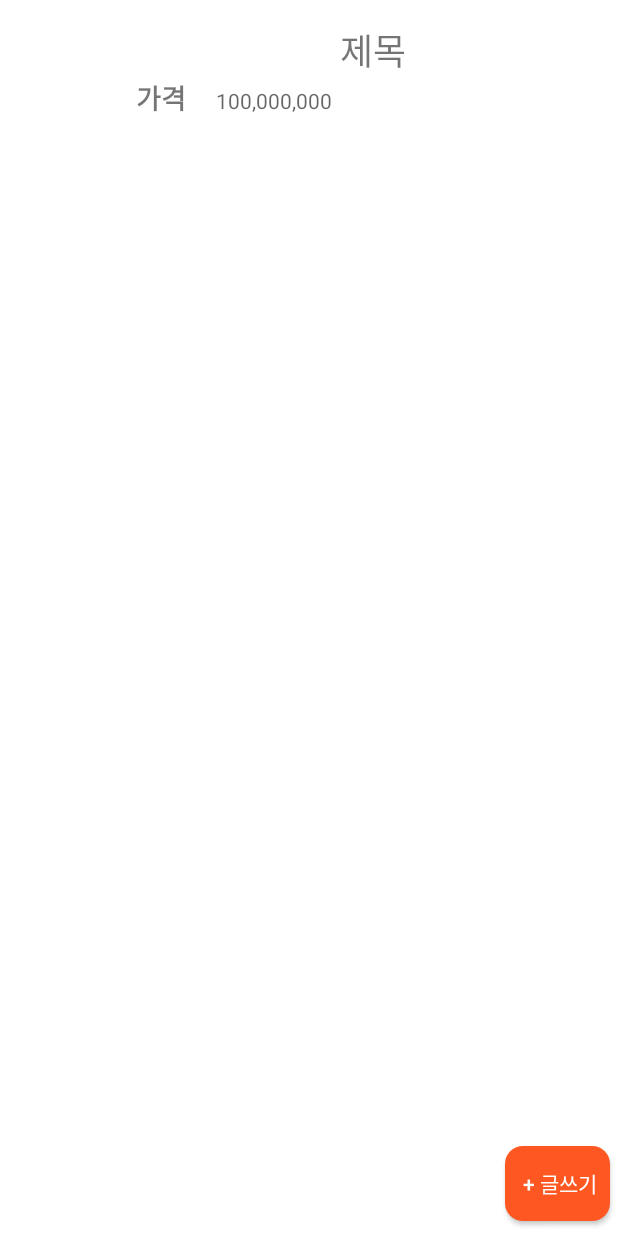
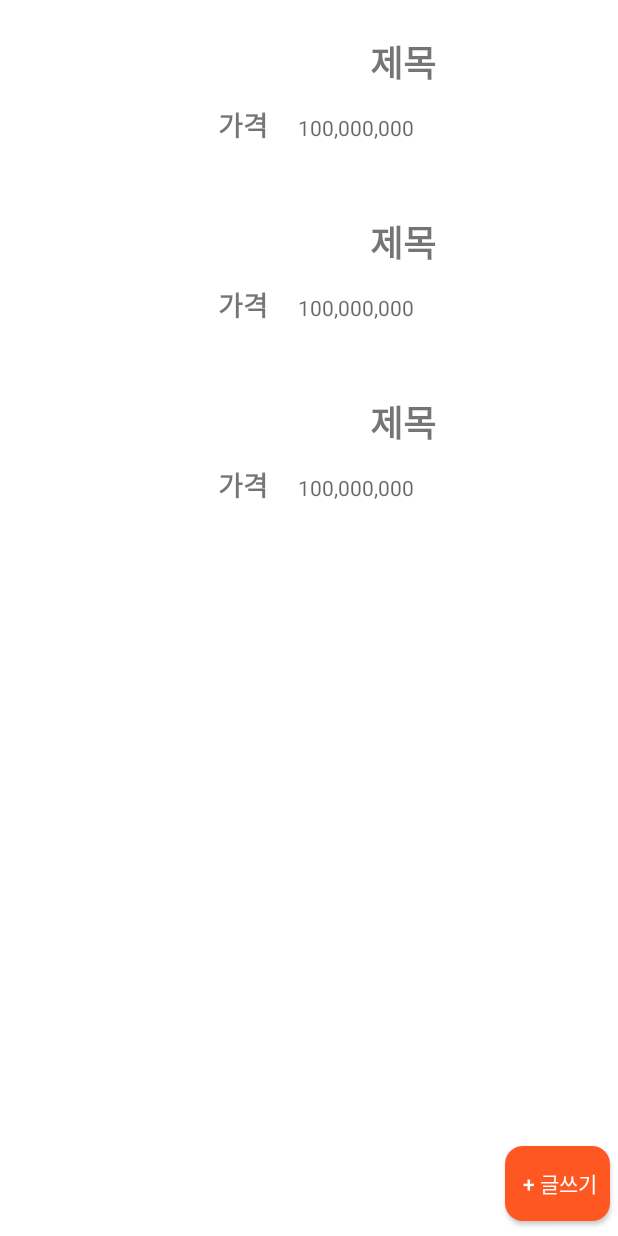
Before and after one commit to eaw4562/Animal, an Android app: the layout home_tap_one_fragment.xml on its own in the app's theme, with its tools: preview values and no code run, on a phone screen of 412 x 824 dp. Run offline under Robolectric (Android 15) with nearby library versions, the phone set to English and light mode, and no system bars.

Commit message:
화면 최적화 및 데이터 저장 및 추출 구현완료 이슈 : firstore에 데이터 저장시간 포맷 이슈 해결 :

```diff
--- a/app/src/main/java/com/example/animal/DTO/ContentDTO.kt
+++ b/app/src/main/java/com/example/animal/DTO/ContentDTO.kt
@@ -11,7 +11,8 @@ data class ContentDTO(
     var spay : String? = null,
     var content : String? = null,
     var imageUrl : String? = null,
-    var timestamp : Long? = null,
+    var timeStamp: String? = null, // timeStamp 변수 추가
+    var timeStampLong : Long? = null,
     var price : String? = null,
     //
     var uid : String? = null,
--- a/app/src/main/java/com/example/animal/DTO/Item.kt
+++ b/app/src/main/java/com/example/animal/DTO/Item.kt
@@ -1,7 +1,7 @@
 package com.example.animal.DTO
 
 data class Item(
-    val title : String,
-    val price : String,
-    val imageUrl: String
+    val title : String?,
+    val price : String?,
+    val imageUrl: String,
 )
--- a/app/src/main/java/com/example/animal/Adpater/BoardAdapter.kt
+++ b/app/src/main/java/com/example/animal/adapter/BoardAdapter.kt
@@ -1,4 +1,4 @@
-package com.example.animal.Adpater
+package com.example.animal.adapter
 
 import android.view.LayoutInflater
 import android.view.View
@@ -7,7 +7,6 @@ import android.widget.ImageView
 import android.widget.TextView
 import androidx.recyclerview.widget.RecyclerView
 import com.bumptech.glide.Glide
-import com.example.animal.DTO.ContentDTO
 import com.example.animal.DTO.Item
 import com.example.animal.R
 import com.google.firebase.storage.FirebaseStorage
@@ -24,7 +23,7 @@ class BoardAdapter(private val itemList: MutableList<Item>) : RecyclerView.Adapt
         holder.title.text = item.title
         holder.price.text = item.price
         // Firebase Storage에서 이미지 가져오기
-        val storageReference = FirebaseStorage.getInstance().getReference(item.imageUrl)
+        val storageReference = FirebaseStorage.getInstance().getReferenceFromUrl(item.imageUrl)
         storageReference.downloadUrl.addOnSuccessListener { uri ->
             Glide.with(holder.itemView.context)
                 .load(uri)
--- a/app/src/main/java/com/example/animal/Adpater/BoardDetailAdapter.kt
+++ b/app/src/main/java/com/example/animal/adapter/BoardDetailAdapter.kt
@@ -1,4 +1,4 @@
-package com.example.animal.Adpater
+package com.example.animal.adapter
 
 import android.view.LayoutInflater
 import android.view.View
--- a/app/src/main/java/com/example/animal/Adpater/GalleryAdapter.kt
+++ b/app/src/main/java/com/example/animal/adapter/GalleryAdapter.kt
@@ -1,4 +1,4 @@
-package com.example.animal.Adpater
+package com.example.animal.adapter
 
 import android.content.Context
 import android.net.Uri
--- a/app/src/main/res/layout/home_tap_one_fragment.xml
+++ b/app/src/main/res/layout/home_tap_one_fragment.xml
@@ -9,9 +9,6 @@
         android:id="@+id/one_home_recycler"
         android:layout_width="match_parent"
         android:layout_height="match_parent"
-        android:layout_marginTop="10dp"
-        android:layout_marginBottom="10dp"
-        android:orientation="vertical"
         app:layoutManager="androidx.recyclerview.widget.LinearLayoutManager"
         tools:listitem="@layout/main_item_view" />
 
--- a/app/src/main/res/layout/main_item_view.xml
+++ b/app/src/main/res/layout/main_item_view.xml
@@ -1,22 +1,16 @@
-<?xml version="1.0" encoding="utf-8"?>
-<RelativeLayout xmlns:android="http://schemas.android.com/apk/res/android"
+<LinearLayout
+    xmlns:android="http://schemas.android.com/apk/res/android"
     android:layout_width="match_parent"
-    android:layout_height="match_parent">
-
-    <LinearLayout
-        android:layout_width="match_parent"
-        android:layout_height="60dp"
-        android:layout_marginStart="5dp"
-        android:layout_marginTop="5dp"
-        android:layout_marginEnd="5dp"
-        android:layout_marginBottom="5dp"
+    android:layout_height="100dp"
+    android:layout_margin="10dp"
+    android:layout_marginTop="15dp"
     android:orientation="horizontal">
 
 
     <ImageView
         android:id="@+id/main_item_image"
-            android:layout_width="80dp"
-            android:layout_height="60dp"
+        android:layout_width="120dp"
+        android:layout_height="100dp"
         android:layout_gravity="center" />
 
     <LinearLayout
@@ -32,9 +26,11 @@
             android:layout_height="wrap_content"
             android:text="제목"
             android:textAlignment="center"
+            android:textStyle="bold"
             android:textSize="24sp" />
 
         <LinearLayout
+            android:layout_marginTop="10dp"
             android:layout_width="wrap_content"
             android:layout_height="wrap_content"
             android:layout_gravity="center_vertical"
@@ -45,6 +41,7 @@
                 android:layout_height="wrap_content"
                 android:text="가격"
                 android:textSize="18sp"
+                android:layout_marginLeft="10dp"
                 android:layout_marginRight="10dp"
                 android:textStyle="bold"/>
 
@@ -57,4 +54,3 @@
         </LinearLayout>
     </LinearLayout>
 </LinearLayout>
-</RelativeLayout>
```
Also changed, not shown: app/src/main/java/com/example/animal/BoardWrite.kt (+16 -20 lines), app/src/main/java/com/example/animal/HomeTapOneFragment.kt (+5 -6 lines). Lines whose indentation alone changed are shown as unchanged.
